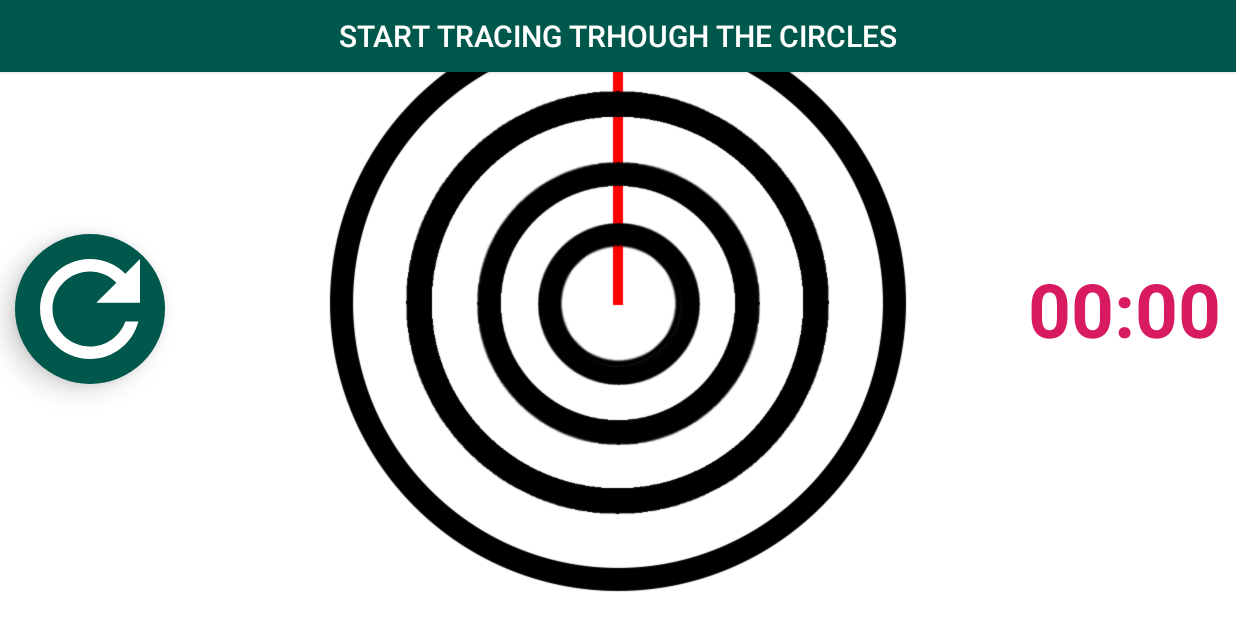
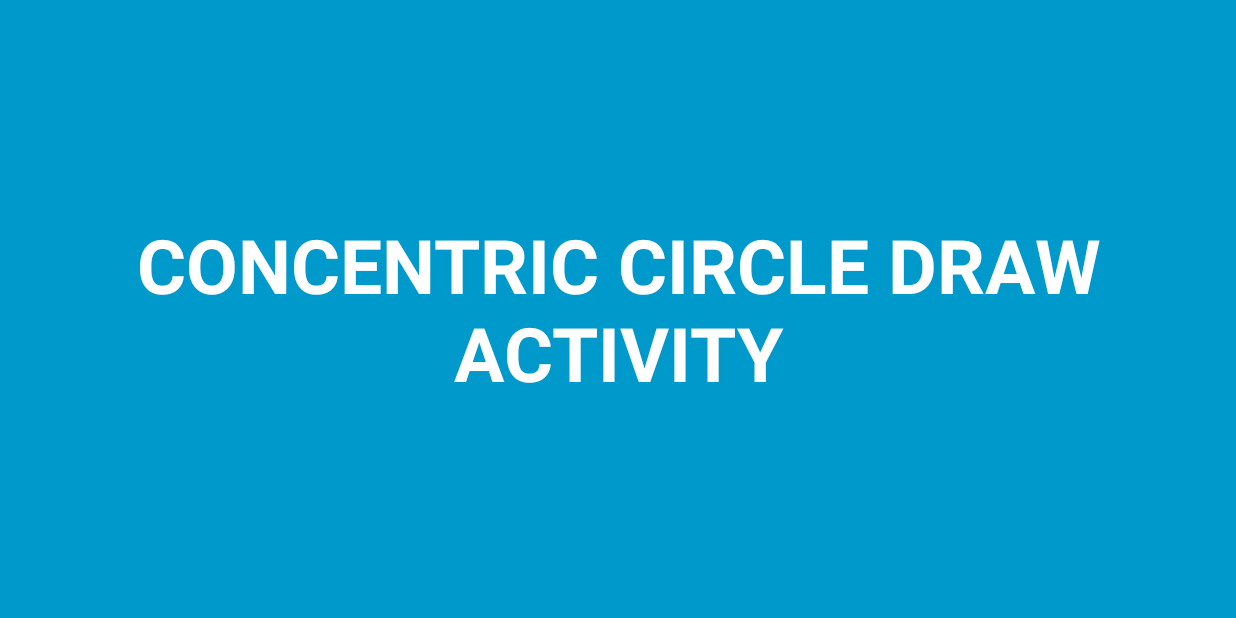
Before and after one commit to AthulKrishna14310/ConcentricCircleDraw_on_release, an Android app: the screen it shows after launch (MainActivity before the commit, FullscreenActivity after it), on a phone screen of 824 x 412 dp (held sideways). Run offline under Robolectric (Android 15) with nearby library versions, the phone set to English and light mode, and no system bars.

Commit message:
Commit-3

```diff
--- /dev/null
+++ b/app/src/main/java/com/example/concentriccircledraw/FullscreenActivity.java
@@ -0,0 +1,168 @@
+package com.example.concentriccircledraw;
+
+import android.annotation.SuppressLint;
+import android.content.Intent;
+import android.os.Bundle;
+import android.os.Handler;
+import android.support.v7.app.ActionBar;
+import android.support.v7.app.AppCompatActivity;
+import android.view.MotionEvent;
+import android.view.View;
+
+/**
+ * An example full-screen activity that shows and hides the system UI (i.e.
+ * status bar and navigation/system bar) with user interaction.
+ */
+public class FullscreenActivity extends AppCompatActivity {
+    /**
+     * Whether or not the system UI should be auto-hidden after
+     * {@link #AUTO_HIDE_DELAY_MILLIS} milliseconds.
+     */
+    private static final boolean AUTO_HIDE = true;
+
+    /**
+     * If {@link #AUTO_HIDE} is set, the number of milliseconds to wait after
+     * user interaction before hiding the system UI.
+     */
+    private static final int AUTO_HIDE_DELAY_MILLIS = 3000;
+
+    /**
+     * Some older devices needs a small delay between UI widget updates
+     * and a change of the status and navigation bar.
+     */
+    private static final int UI_ANIMATION_DELAY = 300;
+    private final Handler mHideHandler = new Handler();
+    private View mContentView;
+    private final Runnable mHidePart2Runnable = new Runnable() {
+        @SuppressLint("InlinedApi")
+        @Override
+        public void run() {
+            // Delayed removal of status and navigation bar
+
+            // Note that some of these constants are new as of API 16 (Jelly Bean)
+            // and API 19 (KitKat). It is safe to use them, as they are inlined
+            // at compile-time and do nothing on earlier devices.
+            mContentView.setSystemUiVisibility(View.SYSTEM_UI_FLAG_LOW_PROFILE
+                    | View.SYSTEM_UI_FLAG_FULLSCREEN
+                    | View.SYSTEM_UI_FLAG_LAYOUT_STABLE
+                    | View.SYSTEM_UI_FLAG_IMMERSIVE_STICKY
+                    | View.SYSTEM_UI_FLAG_LAYOUT_HIDE_NAVIGATION
+                    | View.SYSTEM_UI_FLAG_HIDE_NAVIGATION);
+        }
+    };
+    private View mControlsView;
+    private final Runnable mShowPart2Runnable = new Runnable() {
+        @Override
+        public void run() {
+            // Delayed display of UI elements
+            ActionBar actionBar = getSupportActionBar();
+            if (actionBar != null) {
+                actionBar.show();
+            }
+            mControlsView.setVisibility(View.VISIBLE);
+        }
+    };
+    private boolean mVisible;
+    private final Runnable mHideRunnable = new Runnable() {
+        @Override
+        public void run() {
+            hide();
+        }
+    };
+    /**
+     * Touch listener to use for in-layout UI controls to delay hiding the
+     * system UI. This is to prevent the jarring behavior of controls going away
+     * while interacting with activity UI.
+     */
+    private final View.OnTouchListener mDelayHideTouchListener = new View.OnTouchListener() {
+        @Override
+        public boolean onTouch(View view, MotionEvent motionEvent) {
+            if (AUTO_HIDE) {
+                delayedHide(AUTO_HIDE_DELAY_MILLIS);
+            }
+            return false;
+        }
+    };
+
+    @Override
+    protected void onCreate(Bundle savedInstanceState) {
+        super.onCreate(savedInstanceState);
+
+        setContentView(R.layout.activity_fullscreen);
+        getSupportActionBar().hide();
+        mVisible = true;
+        mControlsView = findViewById(R.id.fullscreen_content_controls);
+        mContentView = findViewById(R.id.fullscreen_content);
+
+
+        // Set up the user interaction to manually show or hide the system UI.
+        mContentView.setOnClickListener(new View.OnClickListener() {
+            @Override
+            public void onClick(View view) {
+                startActivity(new Intent(FullscreenActivity.this,MainActivity.class));
+            }
+        });
+
+        // Upon interacting with UI controls, delay any scheduled hide()
+        // operations to prevent the jarring behavior of controls going away
+        // while interacting with the UI.
+        findViewById(R.id.dummy_button).setOnTouchListener(mDelayHideTouchListener);
+        findViewById(R.id.dummy_button).setOnClickListener(new View.OnClickListener() {
+            @Override
+            public void onClick(View v) {
+                startActivity(new Intent(FullscreenActivity.this,MainActivity.class));
+            }
+        });
+    }
+
+
+
+    @Override
+    protected void onPostCreate(Bundle savedInstanceState) {
+        super.onPostCreate(savedInstanceState);
+
+        // Trigger the initial hide() shortly after the activity has been
+        // created, to briefly hint to the user that UI controls
+        // are available.
+        delayedHide(100);
+    }
+
+    private void toggle() {
+        if (mVisible) {
+            hide();
+        } else {
+            show();
+        }
+    }
+
+    private void hide() {
+        // Hide UI first
+        mControlsView.setVisibility(View.GONE);
+        mVisible = false;
+
+        // Schedule a runnable to remove the status and navigation bar after a delay
+        mHideHandler.removeCallbacks(mShowPart2Runnable);
+        mHideHandler.postDelayed(mHidePart2Runnable, UI_ANIMATION_DELAY);
+    }
+
+    @SuppressLint("InlinedApi")
+    private void show() {
+        // Show the system bar
+        mContentView.setSystemUiVisibility(View.SYSTEM_UI_FLAG_LAYOUT_FULLSCREEN
+                | View.SYSTEM_UI_FLAG_LAYOUT_HIDE_NAVIGATION);
+        mVisible = true;
+
+        // Schedule a runnable to display UI elements after a delay
+        mHideHandler.removeCallbacks(mHidePart2Runnable);
+        mHideHandler.postDelayed(mShowPart2Runnable, UI_ANIMATION_DELAY);
+    }
+
+    /**
+     * Schedules a call to hide() in delay milliseconds, canceling any
+     * previously scheduled calls.
+     */
+    private void delayedHide(int delayMillis) {
+        mHideHandler.removeCallbacks(mHideRunnable);
+        mHideHandler.postDelayed(mHideRunnable, delayMillis);
+    }
+}
--- a/app/src/main/java/com/example/concentriccircledraw/MainActivity.java
+++ b/app/src/main/java/com/example/concentriccircledraw/MainActivity.java
@@ -97,7 +97,7 @@ public class MainActivity extends AppCompatActivity {
 
             CFAlertDialog.Builder builder = new CFAlertDialog.Builder(this)
                     .setDialogStyle(CFAlertDialog.CFAlertStyle.BOTTOM_SHEET)
-                    .setTitle("Success. Congrats you hit the score")
+                    .setTitle("Well done. You can proceed now to try concentric circles  yourself.")
                     .setIcon(R.drawable.ic_check_circle_black_24dp)
                     .addButton("Try your self", -1, -1, CFAlertDialog.CFAlertActionStyle.POSITIVE,
                             CFAlertDialog.CFAlertActionAlignment.END, new DialogInterface.OnClickListener() {
--- /dev/null
+++ b/app/src/main/res/layout/activity_fullscreen.xml
@@ -0,0 +1,54 @@
+<?xml version="1.0" encoding="utf-8"?>
+<FrameLayout xmlns:android="http://schemas.android.com/apk/res/android"
+    xmlns:tools="http://schemas.android.com/tools"
+    android:layout_width="match_parent"
+    android:layout_height="match_parent"
+    android:background="#0099cc"
+    tools:context=".FullscreenActivity">
+
+    <!-- The primary full-screen view. This can be replaced with whatever view
+         is needed to present your content, e.g. VideoView, SurfaceView,
+         TextureView, etc. -->
+    <TextView
+        android:id="@+id/fullscreen_content"
+        android:layout_width="match_parent"
+        android:layout_height="match_parent"
+        android:gravity="center"
+        android:keepScreenOn="true"
+        android:text="@string/dummy_content"
+        android:textColor="@android:color/white"
+        android:textSize="50sp"
+        android:textStyle="bold" />
+
+    <!-- This FrameLayout insets its children based on system windows using
+         android:fitsSystemWindows. -->
+    <FrameLayout
+        android:layout_width="match_parent"
+        android:layout_height="match_parent"
+        android:fitsSystemWindows="true">
+
+        <LinearLayout
+            android:id="@+id/fullscreen_content_controls"
+            style="?metaButtonBarStyle"
+            android:layout_width="match_parent"
+            android:layout_height="wrap_content"
+            android:layout_gravity="bottom|center_horizontal"
+            android:background="@color/black_overlay"
+            android:orientation="horizontal"
+            tools:ignore="UselessParent">
+
+            <Button
+                android:id="@+id/dummy_button"
+                style="@android:style/Widget.Material.Button"
+                android:layout_width="match_parent"
+                android:layout_height="wrap_content"
+                android:layout_weight="1"
+                android:text="@string/dummy_button"
+                android:textColor="@android:color/black"
+                android:textSize="18sp"
+                android:textStyle="normal|bold" />
+
+        </LinearLayout>
+    </FrameLayout>
+
+</FrameLayout>
--- a/app/src/main/res/layout/activity_main.xml
+++ b/app/src/main/res/layout/activity_main.xml
@@ -22,7 +22,7 @@
         android:layout_height="wrap_content"
         android:text="START TRACING TRHOUGH THE CIRCLES"
         android:layout_alignParentTop="true"
-        android:textSize="20sp"
+        android:textSize="30sp"
         android:id="@+id/finishButton"
         android:background="@color/colorPrimaryDark"
         android:textColor="#FFFF"/>
@@ -31,16 +31,17 @@
         android:layout_width="wrap_content"
         android:layout_height="wrap_content"
         android:layout_marginLeft="10dp"
-        app:cardCornerRadius="50dp"
+        app:cardCornerRadius="30dp"
         app:cardElevation="10dp"
-        android:layout_alignParentLeft="true"
-        android:layout_centerVertical="true">
+        android:layout_alignParentRight="true"
+        android:layout_margin="8dp"
+        >
     <Button
-        android:layout_width="100dp"
-        android:layout_height="100dp"
+        android:layout_width="60dp"
+        android:layout_height="60dp"
         android:id="@+id/refreshButton"
         android:foreground="@drawable/ic_refresh_black_24dp"
-        android:background="@color/colorPrimaryDark"
+        android:background="@color/colorAccent"
         />
      </android.support.v7.widget.CardView>
     <Chronometer
--- a/app/src/main/res/values/colors.xml
+++ b/app/src/main/res/values/colors.xml
@@ -3,4 +3,5 @@
     <color name="colorPrimary">#008577</color>
     <color name="colorPrimaryDark">#00574B</color>
     <color name="colorAccent">#D81B60</color>
+    <color name="black_overlay">#66000000</color>
 </resources>
--- a/app/src/main/res/values/strings.xml
+++ b/app/src/main/res/values/strings.xml
@@ -1,3 +1,7 @@
 <resources>
     <string name="app_name">ConcentricCircleDraw</string>
+    <string name="title_activity_fullscreen">Concentric Circle Draw</string>
+    <string name="dummy_button">START</string>
+    <string name="dummy_content">CONCENTRIC CIRCLE DRAW ACTIVITY</string>
+
 </resources>
--- a/app/src/main/res/values/styles.xml
+++ b/app/src/main/res/values/styles.xml
@@ -7,5 +7,17 @@
         <item name="colorPrimaryDark">@color/colorPrimaryDark</item>
         <item name="colorAccent">@color/colorAccent</item>
     </style>
+    <style name="FullscreenTheme" parent="AppTheme">
+        <item name="android:actionBarStyle">@style/FullscreenActionBarStyle</item>
+        <item name="android:windowActionBarOverlay">true</item>
+        <item name="android:windowBackground">@null</item>
+        <item name="metaButtonBarStyle">?android:attr/buttonBarStyle</item>
+        <item name="metaButtonBarButtonStyle">?android:attr/buttonBarButtonStyle</item>
+    </style>
+
+    <style name="FullscreenActionBarStyle" parent="Widget.AppCompat.ActionBar">
+        <item name="android:background">@color/black_overlay</item>
+    </style>
+
 
 </resources>
```
Also changed, not shown: app/src/main/AndroidManifest.xml (+14 -7 lines), app/src/main/java/com/example/concentriccircledraw/ScoreActivity.java (added, +77 -0 lines), app/src/main/java/com/example/concentriccircledraw/TryUrSelfActivity.java (+137 -88 lines), app/src/main/res/layout/activity_score.xml (added, +32 -0 lines), app/src/main/res/layout/activity_try_ur_self.xml (+10 -7 lines), app/src/main/res/values/attrs.xml (added, +12 -0 lines), app/src/main/res/drawable/circle.png, app/src/main/res/drawable/conce_self.png.
